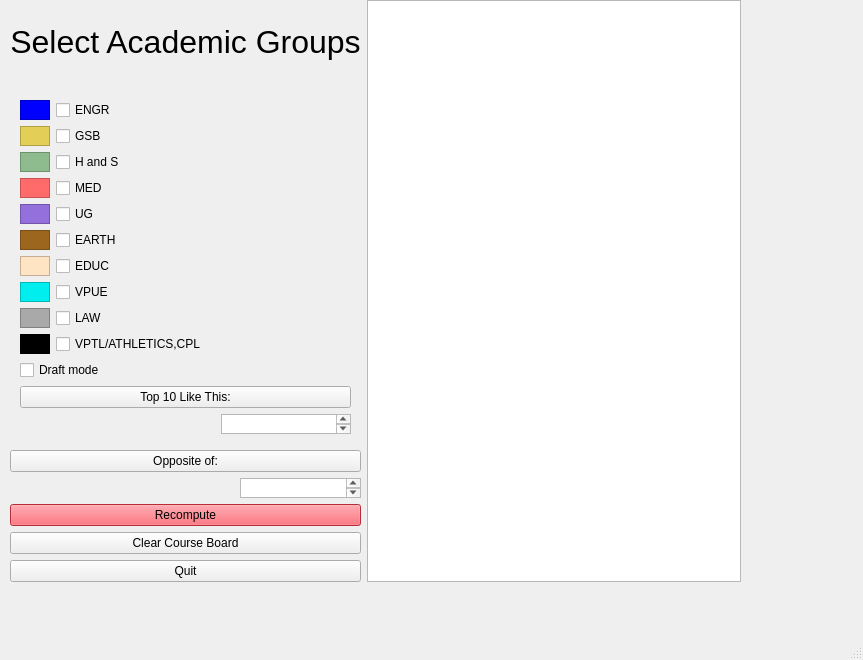
First picture: the form in src/qtui/courseTsne.ui, repository paepcke/pathways, before the edit.
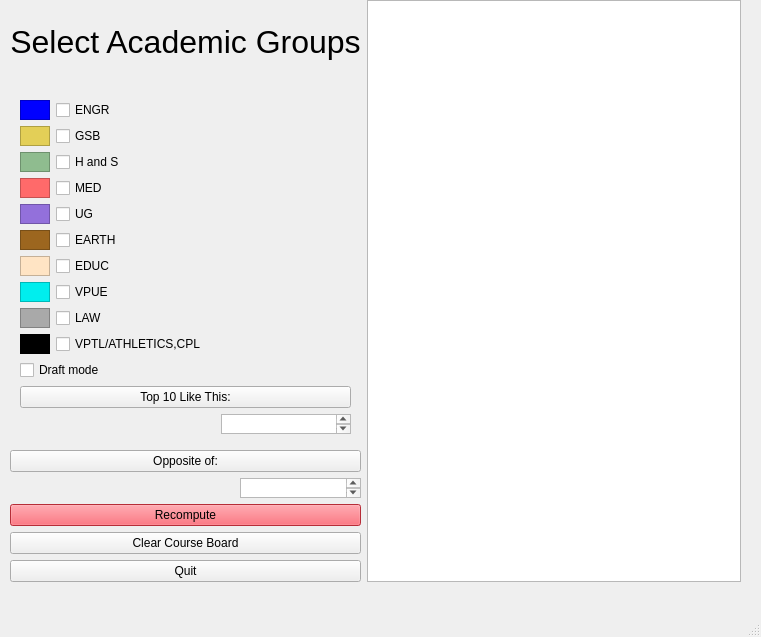
Second picture: the form after the edit.

Patch:
```diff
--- a/src/qtui/courseTsne.ui
+++ b/src/qtui/courseTsne.ui
@@ -6,8 +6,8 @@
    <rect>
     <x>0</x>
     <y>0</y>
-    <width>863</width>
-    <height>660</height>
+    <width>761</width>
+    <height>637</height>
    </rect>
   </property>
   <property name="sizePolicy">
@@ -19,7 +19,7 @@
   <property name="minimumSize">
    <size>
     <width>700</width>
-    <height>550</height>
+    <height>600</height>
    </size>
   </property>
   <property name="windowTitle">
```
Left out of the diff: 2 changed lines with no effect on the pictures.
